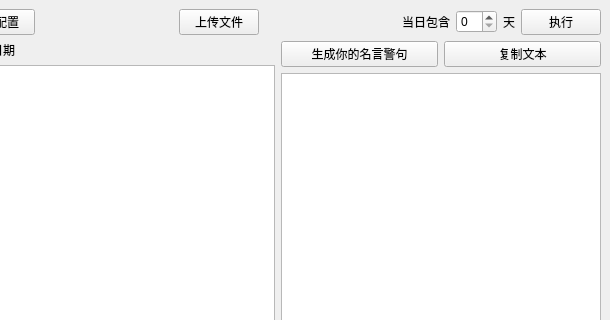
First picture: the form in lwx_project/client/ui/daily_report.ui, repository Cookie-HOO/lwx_project, before the edit; both pictures show x 356 to 966 and y 0 to 320 of the 966 by 630 pixel window.
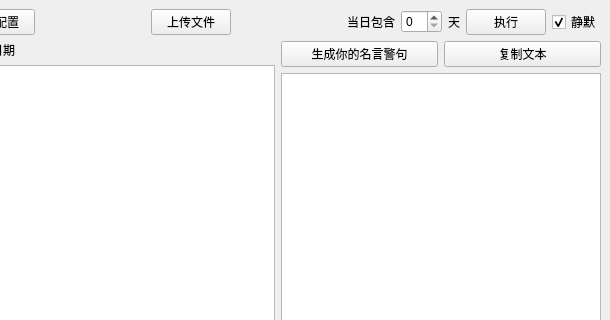
Second picture: the form after the edit.

Commit message: fix: 日报场景调用宏的问题 && 增加静默执行选项 && 执行前后清除tmp路径 && 结果保存到result路径中

Diff of the .ui file:
```diff
--- a/lwx_project/client/ui/daily_report.ui
+++ b/lwx_project/client/ui/daily_report.ui
@@ -90,6 +90,16 @@
         </property>
        </widget>
       </item>
+      <item>
+       <widget class="QCheckBox" name="run_mute_checkbox">
+        <property name="text">
+         <string>静默</string>
+        </property>
+        <property name="checked">
+         <bool>true</bool>
+        </property>
+       </widget>
+      </item>
      </layout>
     </item>
     <item>
```
The commit also changes 8 other files.
